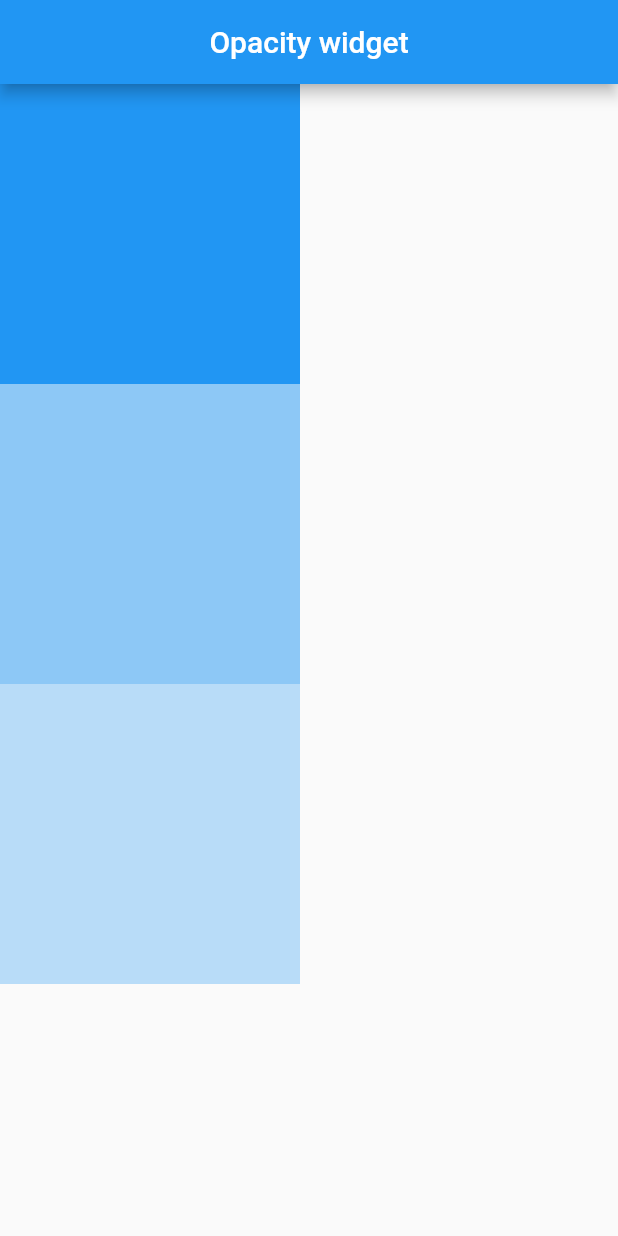
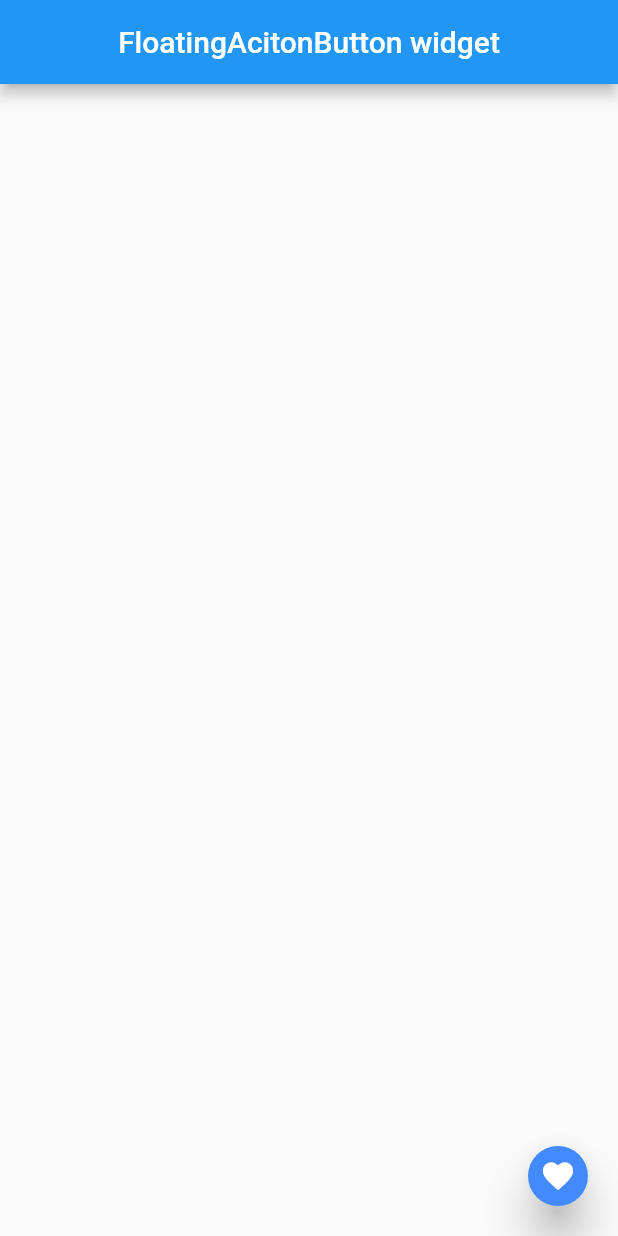
Before and after one commit to sujon15-2813/flutter-widgets-a-z, a Flutter app: the screen it shows after launch, on a phone screen of 412 x 824 dp. Run offline on Flutter 3.47's test engine with Material 2 defaults, Android fonts, the phone set to English and light mode, and no system bars.

Commit message:
Floating action button

```diff
--- /dev/null
+++ b/lib/FloatingacitonButton/floatingactionbutton.dart
@@ -0,0 +1,35 @@
+import 'package:flutter/material.dart';
+import 'package:flutter_widgets_a_z/FloatingacitonButton/herotag.dart';
+
+class MyFloatingActionButton extends StatelessWidget {
+  const MyFloatingActionButton({super.key});
+
+  @override
+  Widget build(BuildContext context) {
+    return Scaffold(
+      appBar: AppBar(
+        title: Text("FloatingAcitonButton widget"),
+        centerTitle: true,
+      ),
+      body: null,
+      floatingActionButton: FloatingActionButton(
+        elevation: 12,
+        highlightElevation: 50, //button press korar somoy elevation dekhabbe
+        mouseCursor: MaterialStateMouseCursor.textable,
+        tooltip: "save", //press krle ei likha asbe
+        backgroundColor: Colors.blueAccent,
+        splashColor: Colors.yellowAccent,
+        mini: true, //FAB choto hoye jabe
+        heroTag: "tag1", //onno akta page niye jawar jonno hero tag
+        onPressed: () {
+          Navigator.push(
+              context,
+              MaterialPageRoute(
+                builder: (context) => Myherotag(),
+              ));
+        },
+        child: Icon(Icons.favorite),
+      ),
+    );
+  }
+}
--- a/lib/main.dart
+++ b/lib/main.dart
@@ -1,5 +1,6 @@
 import 'package:flutter/material.dart';
 import 'package:flutter_widgets_a_z/Expanded/expanded.dart';
+import 'package:flutter_widgets_a_z/FloatingacitonButton/floatingactionbutton.dart';
 import 'package:flutter_widgets_a_z/Opacity/opacity.dart';
 import 'package:flutter_widgets_a_z/Wrap/wrap.dart';
 
@@ -15,11 +16,12 @@ class MyApp extends StatelessWidget {
   Widget build(BuildContext context) {
     return MaterialApp(
       debugShowCheckedModeBanner: false,
-      initialRoute: '/MyOpacity',
+      initialRoute: '/MyFloatingActionButton',
       routes: {
         '/MyWrap': (context) => MyWrap(),
         '/MyExpanded': (context) => MyExpanded(),
         '/MyOpacity': (context) => MyOpacity(),
+        '/MyFloatingActionButton': (context) => MyFloatingActionButton(),
       },
     );
   }
```
Also changed, not shown: lib/FloatingacitonButton/herotag.dart (added, +14 -0 lines).
